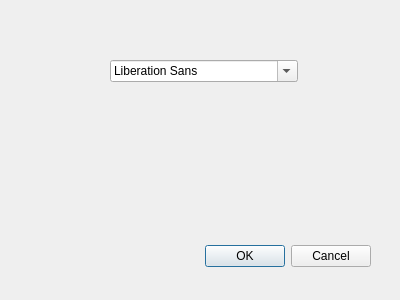
This is ui_vtr.ui in geometalab/Vector-Tiles-Reader-QGIS-Plugin_2016 as Qt 5 draws it before an edit. The edited form follows.
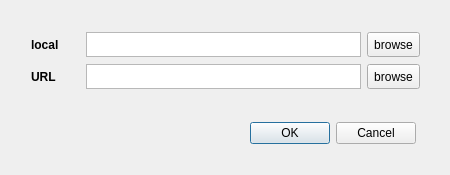
This is the edited form.

Diff of the .ui file:
```diff
--- a/ui_vtr.ui
+++ b/ui_vtr.ui
@@ -6,40 +6,141 @@
    <rect>
     <x>0</x>
     <y>0</y>
-    <width>400</width>
-    <height>300</height>
+    <width>450</width>
+    <height>175</height>
    </rect>
   </property>
+  <property name="maximumSize">
+   <size>
+    <width>450</width>
+    <height>250</height>
+   </size>
+  </property>
   <property name="windowTitle">
    <string>VectorTilesReader</string>
   </property>
+  <widget class="QWidget" name="verticalLayoutWidget">
+   <property name="geometry">
+    <rect>
+     <x>20</x>
+     <y>20</y>
+     <width>411</width>
+     <height>82</height>
+    </rect>
+   </property>
+   <layout class="QVBoxLayout" name="verticalLayout">
+    <item>
+     <layout class="QHBoxLayout" name="horizontalLayout_2">
+      <item>
+       <widget class="QLabel" name="label_1">
+        <property name="font">
+         <font>
+          <weight>75</weight>
+          <bold>true</bold>
+         </font>
+        </property>
+        <property name="text">
+         <string>local</string>
+        </property>
+       </widget>
+      </item>
+      <item>
+       <widget class="QTextBrowser" name="textBrowser_1">
+        <property name="maximumSize">
+         <size>
+          <width>275</width>
+          <height>25</height>
+         </size>
+        </property>
+        <property name="inputMethodHints">
+         <set>Qt::ImhNone</set>
+        </property>
+       </widget>
+      </item>
+      <item>
+       <widget class="QToolButton" name="toolButton_1">
+        <property name="maximumSize">
+         <size>
+          <width>75</width>
+          <height>25</height>
+         </size>
+        </property>
+        <property name="cursor">
+         <cursorShape>PointingHandCursor</cursorShape>
+        </property>
+        <property name="text">
+         <string>browse</string>
+        </property>
+       </widget>
+      </item>
+     </layout>
+    </item>
+    <item>
+     <layout class="QHBoxLayout" name="horizontalLayout">
+      <item>
+       <widget class="QLabel" name="label_2">
+        <property name="font">
+         <font>
+          <weight>75</weight>
+          <bold>true</bold>
+         </font>
+        </property>
+        <property name="text">
+         <string>URL</string>
+        </property>
+       </widget>
+      </item>
+      <item>
+       <widget class="QTextBrowser" name="textBrowser_2">
+        <property name="maximumSize">
+         <size>
+          <width>275</width>
+          <height>25</height>
+         </size>
+        </property>
+        <property name="inputMethodHints">
+         <set>Qt::ImhUrlCharactersOnly</set>
+        </property>
+       </widget>
+      </item>
+      <item>
+       <widget class="QToolButton" name="toolButton_2">
+        <property name="maximumSize">
+         <size>
+          <width>75</width>
+          <height>25</height>
+         </size>
+        </property>
+        <property name="cursor">
+         <cursorShape>PointingHandCursor</cursorShape>
+        </property>
+        <property name="text">
+         <string>browse</string>
+        </property>
+        <property name="popupMode">
+         <enum>QToolButton::InstantPopup</enum>
+        </property>
+       </widget>
+      </item>
+     </layout>
+    </item>
+   </layout>
+  </widget>
   <widget class="QDialogButtonBox" name="buttonBox">
    <property name="geometry">
     <rect>
-     <x>30</x>
-     <y>240</y>
-     <width>341</width>
-     <height>32</height>
+     <x>240</x>
+     <y>120</y>
+     <width>176</width>
+     <height>27</height>
     </rect>
    </property>
-   <property name="orientation">
-    <enum>Qt::Horizontal</enum>
-   </property>
    <property name="standardButtons">
     <set>QDialogButtonBox::Cancel|QDialogButtonBox::Ok</set>
    </property>
   </widget>
-  <widget class="QFontComboBox" name="fontComboBox">
-   <property name="geometry">
-    <rect>
-     <x>110</x>
-     <y>60</y>
-     <width>188</width>
-     <height>22</height>
-    </rect>
-   </property>
-  </widget>
  </widget>
+ <layoutdefault spacing="6" margin="11"/>
  <resources/>
  <connections>
   <connection>
```
Left out of the diff: 2 changed lines with no effect on the pictures.
